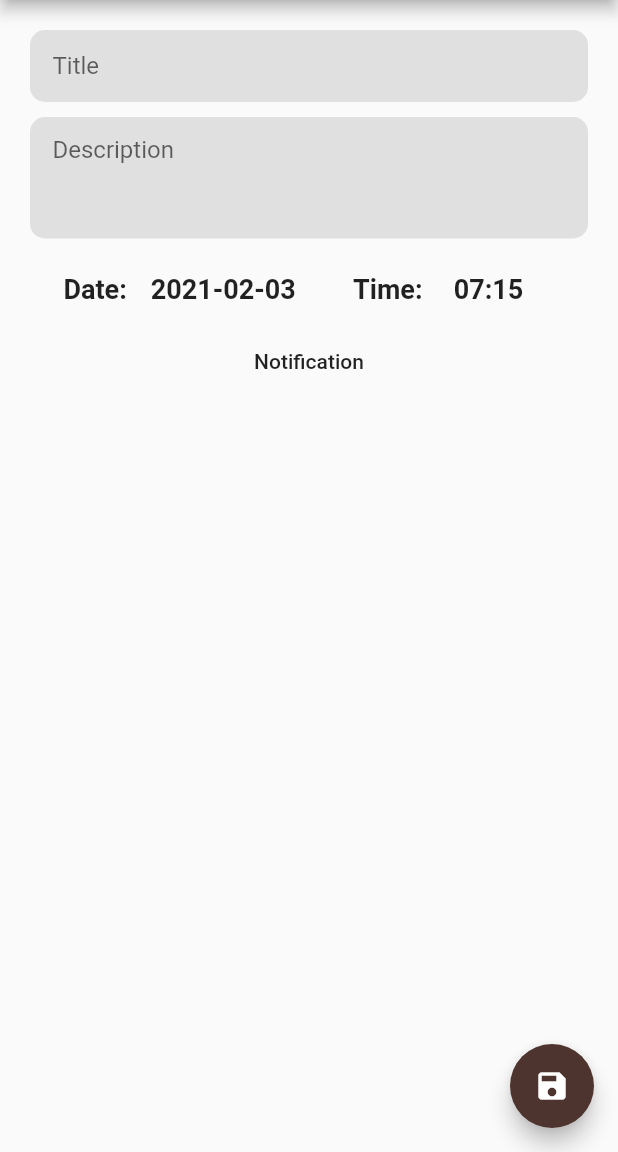
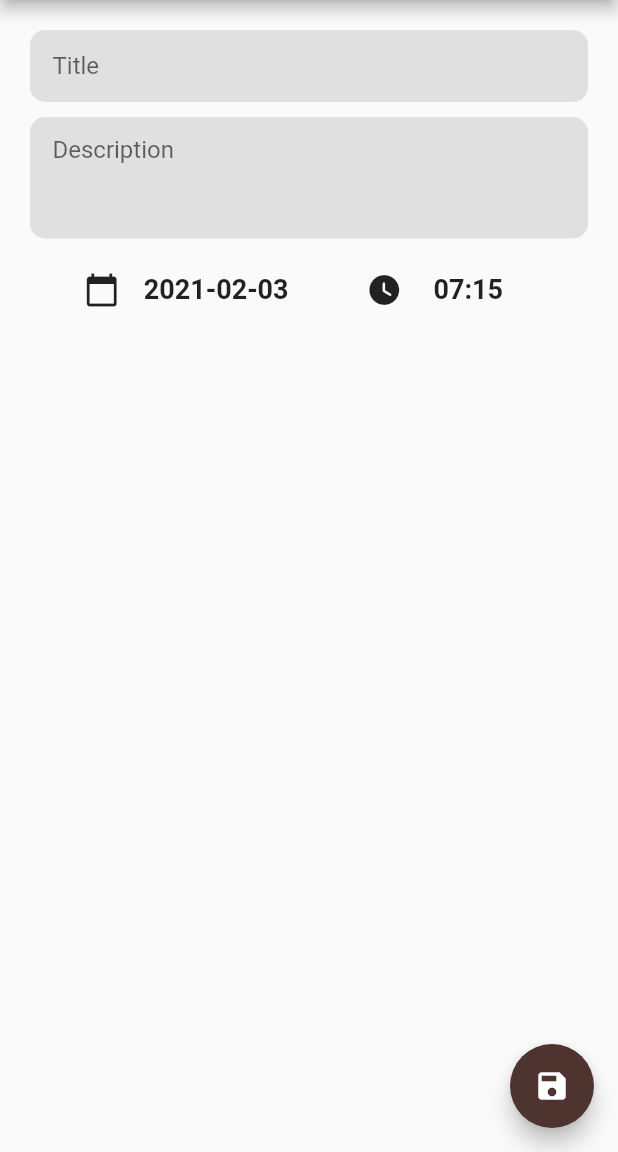
Before and after one commit to Hirushan272/notify, a Flutter app: the NotifyAdd screen opened by its route, after a tap on the "save" icon, on a phone screen of 412 x 824 dp, the part 84-1236 px from its top. Run offline on Flutter 3.47's test engine with Material 2 defaults, Android fonts, the light colour scheme and no system bars; our stand-ins replace flutter_local_notifications, flutter_native_timezone, flutter_riverpod, shared_preferences, timezone; accounts and stored records are empty.

Commit message:
Add date time icons to notify card (#11)

```diff
--- a/lib/screens/add_notify/notify_add.dart
+++ b/lib/screens/add_notify/notify_add.dart
@@ -103,11 +103,7 @@ class _NotifyAddState extends State<NotifyAdd> {
                 children: [
                   Row(
                     children: [
-                      Text(
-                        "Date:",
-                        style: TextStyle(
-                            fontSize: 18, fontWeight: FontWeight.bold),
-                      ),
+                      Icon(Icons.calendar_today),
                       FlatButton(
                           onPressed: () => _selectDate(context),
                           child: Text(
@@ -119,11 +115,7 @@ class _NotifyAddState extends State<NotifyAdd> {
                   ),
                   Row(
                     children: [
-                      Text(
-                        "Time:",
-                        style: TextStyle(
-                            fontSize: 18, fontWeight: FontWeight.bold),
-                      ),
+                      Icon(Icons.watch_later_rounded),
                       FlatButton(
                           onPressed: () => _selectTime(),
                           child: Text(
@@ -135,12 +127,12 @@ class _NotifyAddState extends State<NotifyAdd> {
                   ),
                 ],
               ),
-              FlatButton(
-                  onPressed: () => widget.showNotification(
-                      notificationDateTime(_time, selectedDate),
-                      notify.title,
-                      notify.description),
-                  child: Text("Notification")),
+              // FlatButton(
+              //     onPressed: () => widget.showNotification(
+              //         notificationDateTime(_time, selectedDate),
+              //         notify.title,
+              //         notify.description),
+              //     child: Text("Notification")),
             ],
           ),
         ),
--- a/lib/service/time_service.dart
+++ b/lib/service/time_service.dart
@@ -28,7 +28,7 @@ DateTime notificationDateTime(TimeOfDay time, DateTime date) {
   int day = date.day;
   int hour = time.hour;
   int minute = time.minute - 1;
-  int second = DateTime.now().second;
+  int second = 0;
   // date.year == DateTime.now().year ? year = 0 : year = date.year;
   // date.month == DateTime.now().month ? month = 0 : month = date.month;
   // date.day == DateTime.now().day ? day = 0 : day = date.day;
```
Also changed, not shown: lib/screens/home/notify_card.dart (+29 -5 lines).
